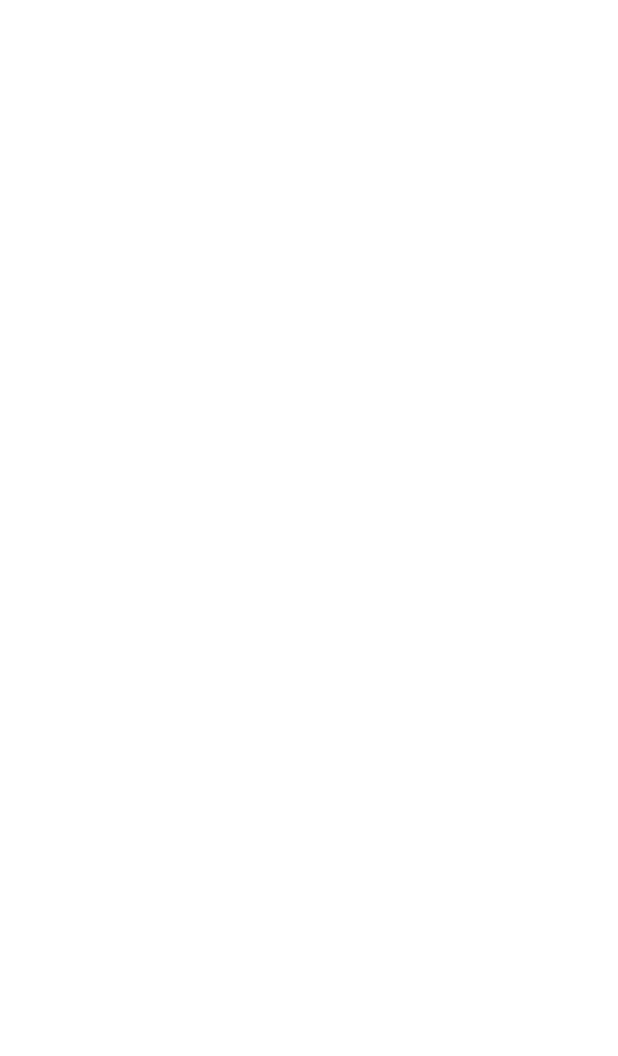
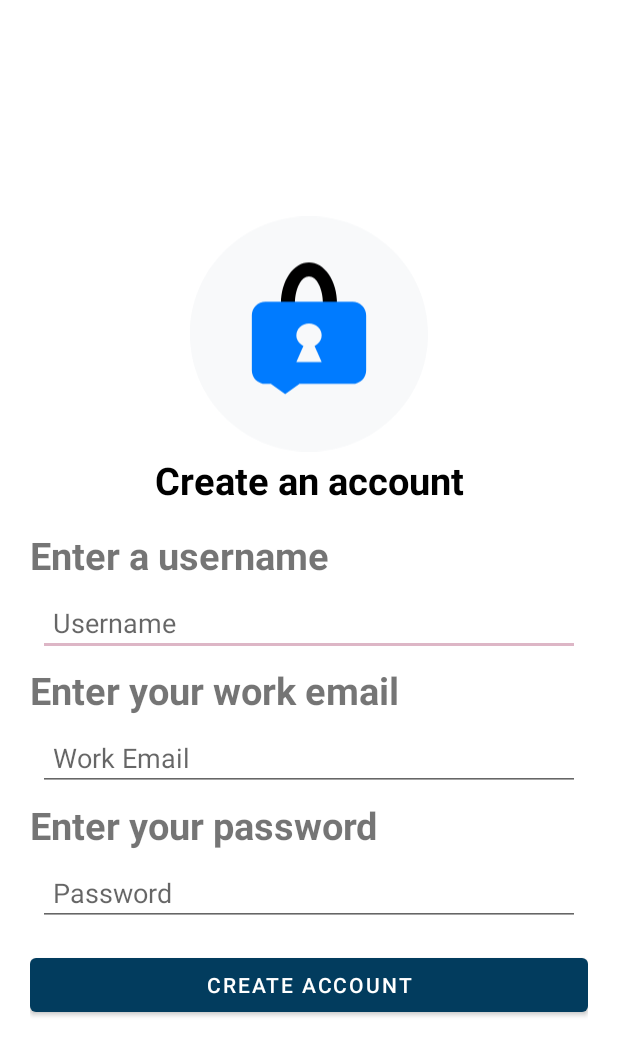
Before and after one commit to seayaliu/EncrypTalkPro, an Android app: the CreateAccountActivity screen opened directly, with no data from a screen before it, on a phone screen of 412 x 824 dp. Before the commit the part shown is empty. Shown: the top 1056 px of the screen. Run offline under Robolectric (Android 15) with nearby library versions, the phone set to English and light mode, and no system bars.

Commit message:
create account front end

```diff
--- a/app/src/main/res/layout/activity_create_account.xml
+++ b/app/src/main/res/layout/activity_create_account.xml
@@ -1,10 +1,102 @@
 <?xml version="1.0" encoding="utf-8"?>
-<RelativeLayout xmlns:android="http://schemas.android.com/apk/res/android"
+<LinearLayout xmlns:android="http://schemas.android.com/apk/res/android"
     xmlns:app="http://schemas.android.com/apk/res-auto"
     xmlns:tools="http://schemas.android.com/tools"
     android:id="@+id/main"
     android:layout_width="match_parent"
     android:layout_height="match_parent"
+    android:gravity="center"
+    android:orientation="vertical"
+    android:layout_margin="20dp"
     tools:context=".CreateAccountActivity">
 
-</RelativeLayout>
+
+    <ImageView
+        android:layout_width="160dp"
+        android:layout_height="160dp"
+        android:src="@drawable/encryptalklogocircle" />
+
+    <TextView
+        android:layout_width="match_parent"
+        android:layout_height="wrap_content"
+        android:gravity="center"
+        android:text="Create an account"
+        android:textStyle="bold"
+        android:textSize="25sp"
+        android:textColor="@color/black"
+        android:layout_marginBottom="15dp"/>
+
+    <TextView
+        android:layout_width="match_parent"
+        android:layout_height="wrap_content"
+        android:layout_gravity="center_vertical"
+        android:text="Enter a username"
+        android:textStyle="bold"
+        android:textSize="25sp"/>
+
+    <LinearLayout
+        android:layout_width="match_parent"
+        android:layout_height="wrap_content">
+
+        <EditText
+            android:layout_width="match_parent"
+            android:layout_height="wrap_content"
+            android:padding="10dp"
+            android:hint="Username"
+            android:layout_margin="5dp"/>
+
+    </LinearLayout>
+
+    <TextView
+        android:layout_width="match_parent"
+        android:layout_height="wrap_content"
+        android:layout_gravity="center_vertical"
+        android:text="Enter your work email"
+        android:textStyle="bold"
+        android:textSize="25sp"/>
+
+    <LinearLayout
+        android:layout_width="match_parent"
+        android:layout_height="wrap_content">
+
+        <EditText
+            android:layout_width="match_parent"
+            android:layout_height="wrap_content"
+            android:padding="10dp"
+            android:hint="Work Email"
+            android:inputType="textEmailAddress"
+            android:layout_margin="5dp"/>
+
+    </LinearLayout>
+
+    <TextView
+        android:layout_width="match_parent"
+        android:layout_height="wrap_content"
+        android:layout_gravity="center_vertical"
+        android:text="Enter your password"
+        android:textStyle="bold"
+        android:textSize="25sp"/>
+
+    <LinearLayout
+        android:layout_width="match_parent"
+        android:layout_height="wrap_content">
+
+        <EditText
+            android:layout_width="match_parent"
+            android:layout_height="wrap_content"
+            android:padding="10dp"
+            android:hint="Password"
+            android:inputType="textPassword"
+            android:layout_margin="5dp"/>
+
+    </LinearLayout>
+
+    <Button
+        android:layout_width="match_parent"
+        android:layout_height="wrap_content"
+        android:layout_marginTop="10dp"
+        android:text="Create account"
+        android:textColor="@color/white"/>
+
+
+</LinearLayout>
--- a/app/src/main/res/layout/activity_splash.xml
+++ b/app/src/main/res/layout/activity_splash.xml
@@ -31,7 +31,8 @@
 
         <ProgressBar
             android:layout_width="32dp"
-            android:layout_height="wrap_content" />
+            android:layout_height="wrap_content"
+            android:layout_marginTop="15dp"/>
 
     </LinearLayout>
 </RelativeLayout>
--- /dev/null
+++ b/app/src/main/res/layout/bar_layout.xml
@@ -0,0 +1,9 @@
+<Toolbar xmlns:android="http://schemas.android.com/apk/res/android"
+    android:layout_width="match_parent"
+    android:layout_height="wrap_content"
+    android:id="@+id/toolbar"
+    android:background="@color/navy_blue">
+
+
+
+</Toolbar>
--- a/app/src/main/res/values/colors.xml
+++ b/app/src/main/res/values/colors.xml
@@ -11,4 +11,7 @@
     <color name="soft_cyan">#88E0EF</color>
     <color name="charcoal_grey">#36454F</color>
     <color name="dark_slate_blue">#483D8B</color>
+
+    <color name="black">#000000</color>
+    <color name="white">#FFFFFF</color>
 </resources>
```
